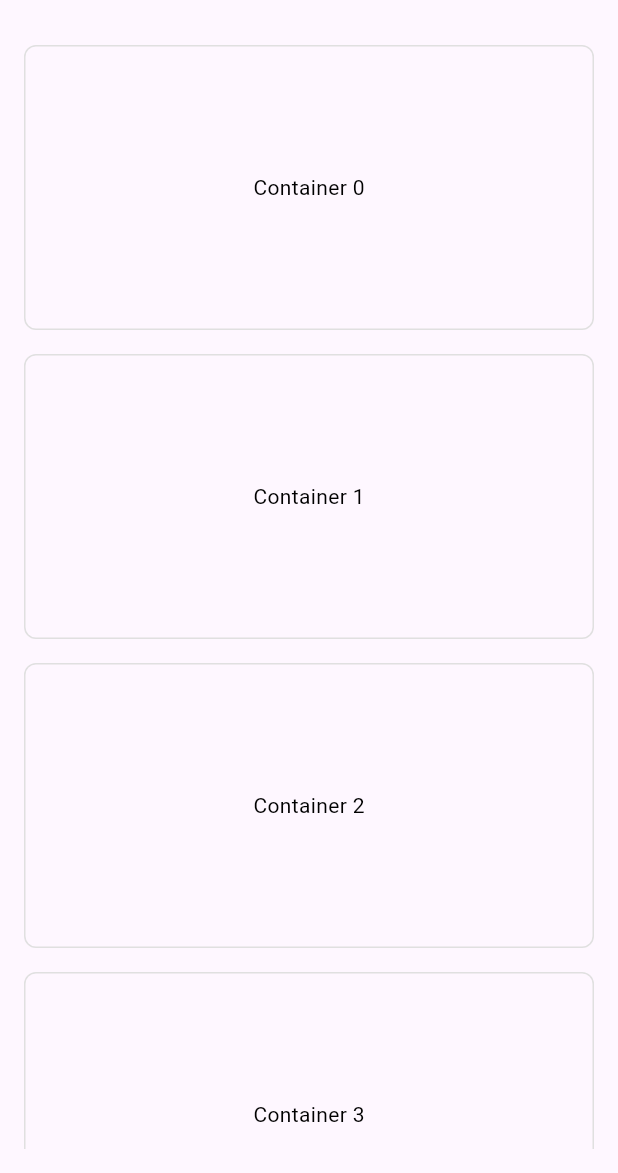
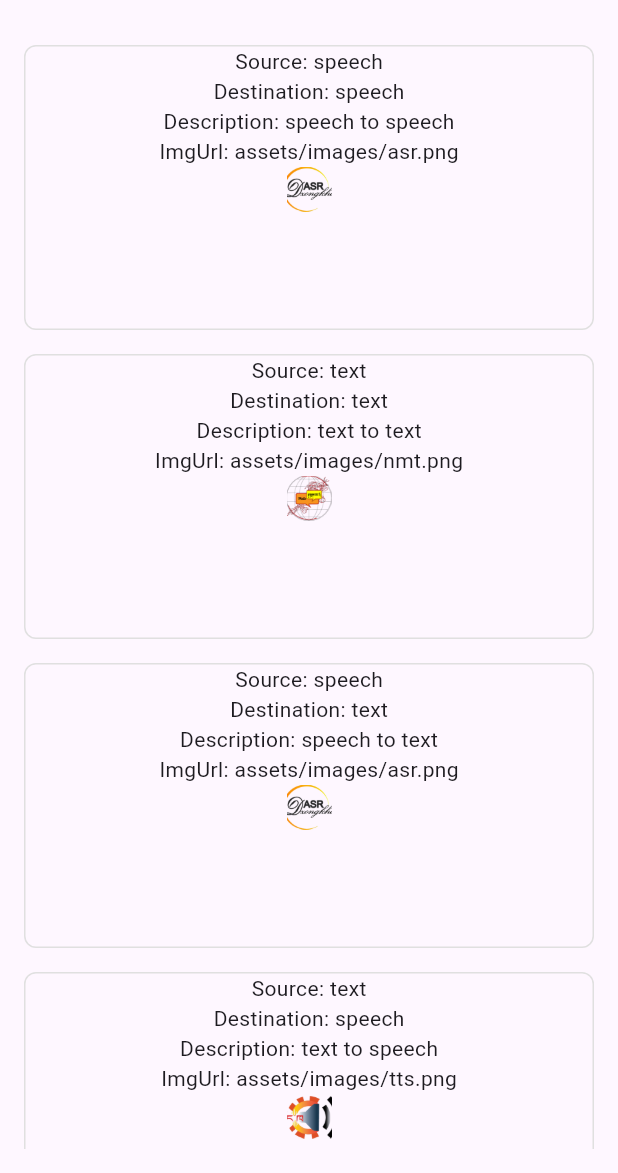
Before and after one commit to kinleyrabgay/translation_bt, a Flutter app: the screen it shows after launch, on a phone screen of 412 x 824 dp, the part 63-1236 px from its top. Run offline on Flutter 3.47's test engine with Material 3 defaults, Android fonts, the phone set to English and light mode, and no system bars; our stand-ins replace bloc, dartz, equatable, flutter_bloc, get_it, lottie and 2 more.

Commit message:
nlp/home

```diff
--- a/lib/core/constants/features.dart
+++ b/lib/core/constants/features.dart
@@ -0,0 +1,40 @@
+class Feature {
+  final String src;
+  final String dest;
+  final String desc;
+  final String imgUrl;
+
+  Feature({
+    required this.src,
+    required this.dest,
+    required this.desc,
+    required this.imgUrl,
+  });
+}
+
+List<Feature> features = [
+  Feature(
+    src: 'speech',
+    dest: 'speech',
+    desc: 'speech to speech',
+    imgUrl: 'assets/images/asr.png',
+  ),
+  Feature(
+    src: 'text',
+    dest: 'text',
+    desc: 'text to text',
+    imgUrl: 'assets/images/nmt.png',
+  ),
+  Feature(
+    src: 'speech',
+    dest: 'text',
+    desc: 'speech to text',
+    imgUrl: 'assets/images/asr.png',
+  ),
+  Feature(
+    src: 'text',
+    dest: 'speech',
+    desc: 'text to speech',
+    imgUrl: 'assets/images/tts.png',
+  ),
+];
--- a/lib/src/home/presentation/view/home_view.dart
+++ b/lib/src/home/presentation/view/home_view.dart
@@ -1,5 +1,6 @@
 import 'package:flutter/cupertino.dart';
 import 'package:flutter/material.dart';
+import 'package:translation_bt/core/constants/features.dart';
 import 'package:velocity_x/velocity_x.dart';
 
 class HomeView extends StatefulWidget {
@@ -16,7 +17,6 @@ class _HomeViewState extends State<HomeView>
   late AnimationController _controller;
   late Animation<Offset> _offsetAnimation;
   late Animation<double> _opacityAnimation;
-  final int col = 2;
 
   @override
   void initState() {
@@ -65,6 +65,7 @@ class _HomeViewState extends State<HomeView>
             crossAxisSpacing: 16.0,
           ),
           itemBuilder: (context, index) {
+            Feature feature = features[index];
             return FadeTransition(
               opacity: _opacityAnimation,
               child: SlideTransition(
@@ -74,6 +75,22 @@ class _HomeViewState extends State<HomeView>
                     showModalBottomSheet<void>(
                       context: context,
                       builder: (BuildContext context) {
+                        return modelInfo(context, feature);
+                      },
+                    );
+                  },
+                  child: featureCard(context, feature),
+                ),
+              ),
+            );
+          },
+          itemCount: features.length, // Total number of features
+        ),
+      ),
+    );
+  }
+
+  Container modelInfo(BuildContext context, Feature feature) {
     return Container(
       height: MediaQuery.of(context).size.height * 0.6,
       width: MediaQuery.of(context).size.width * 1.0,
@@ -97,14 +114,23 @@ class _HomeViewState extends State<HomeView>
                 )
               ],
             ),
+            Text('Source: ${feature.src}'),
+            Text('Destination: ${feature.dest}'),
+            Text('Description: ${feature.desc}'),
+            Image.asset(
+              feature.imgUrl,
+              width: 30,
+              height: 30,
+              fit: BoxFit.cover,
+            ),
           ],
         ),
       ),
     );
-                      },
-                    );
-                  },
-                  child: Container(
+  }
+
+  Container featureCard(BuildContext context, Feature feature) {
+    return Container(
       width: MediaQuery.of(context).size.width,
       decoration: BoxDecoration(
         borderRadius: BorderRadius.circular(8.0),
@@ -113,17 +139,19 @@ class _HomeViewState extends State<HomeView>
         ),
       ),
       child: Center(
-                      child: Text(
-                        'Container $index',
-                        style: const TextStyle(color: Colors.black),
+        child: Column(
+          children: [
+            Text('Source: ${feature.src}'),
+            Text('Destination: ${feature.dest}'),
+            Text('Description: ${feature.desc}'),
+            Text('ImgUrl: ${feature.imgUrl}'),
+            Image.asset(
+              feature.imgUrl,
+              width: 30,
+              height: 30,
+              fit: BoxFit.cover,
             ),
-                    ),
-                  ),
-                ),
-              ),
-            );
-          },
-          itemCount: 4, // Total number of containers
+          ],
         ),
       ),
     );
--- a/pubspec.yaml
+++ b/pubspec.yaml
@@ -64,4 +64,4 @@ flutter:
   uses-material-design: true
 
   assets:
-    - assets/
+    - assets/images/
```
Also changed, not shown: assets/images/Splash.jpg (renamed from assets/img/Splash.jpg), assets/images/asr.png (renamed from assets/img/splash.png), assets/images/cstlogo.png (renamed from assets/img/cstlogo.png), assets/images/dashboard_drawer.png (renamed from assets/img/dashboard_drawer.png), assets/images/dd.png (renamed from assets/img/dd.png), assets/images/flag.jpg (renamed from assets/img/flag.jpg), assets/images/khentse_trans.png (renamed from assets/img/khentse_trans.png), assets/images/kinley_trans.png (renamed from assets/img/kinley_trans.png), assets/images/nmt.png (renamed from assets/img/nmt_logo.png), assets/images/nsp_trans.png (renamed from assets/img/nsp_trans.png), assets/images/onboarding_1.png (renamed from assets/img/onboarding_1.png), assets/images/onboarding_2.png (renamed from assets/img/onboarding_2.png), assets/images/onboarding_3.png (renamed from assets/img/onboarding_3.png), assets/images/splash_1.png (renamed from assets/img/splash_1.png), 3 more files. Lines whose indentation alone changed are shown as unchanged.
